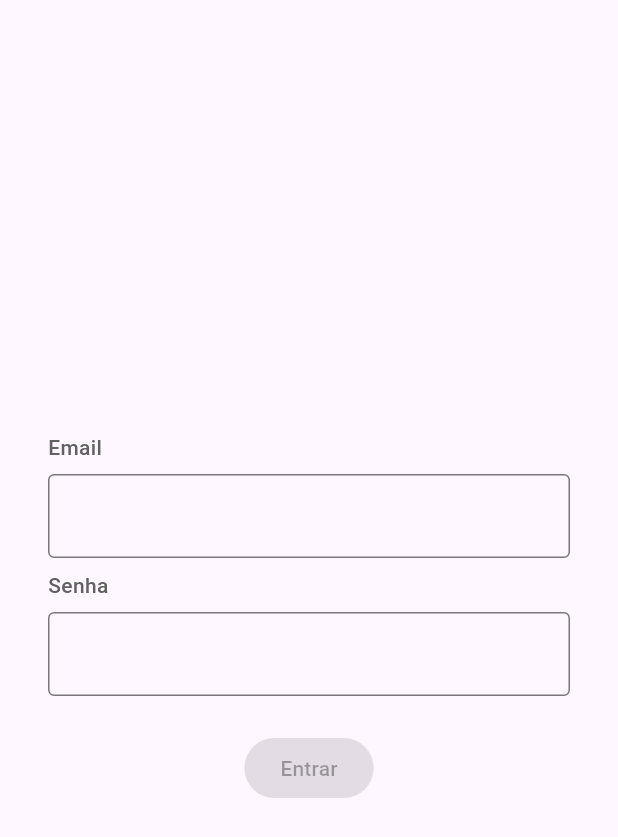
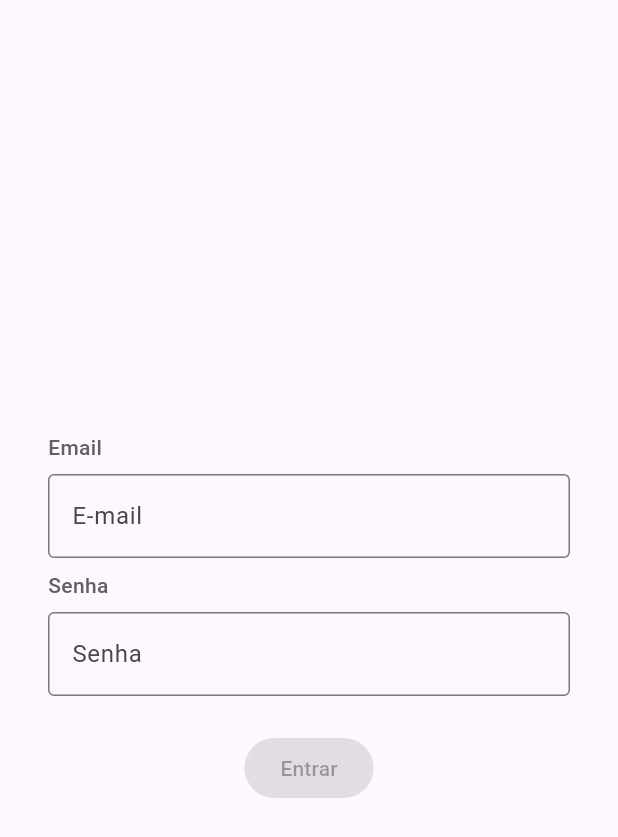
Before and after one commit to AmandaFonseca/flutter_grid_info, a Flutter app: the screen it shows after launch, on a phone screen of 412 x 824 dp. Shown: the top 837 px of the screen. Run offline on Flutter 3.47's test engine with Material 3 defaults, Android fonts, the phone set to English and light mode, and no system bars; our stand-ins replace dartz, equatable, flutter_dotenv, flutter_mobx, get_it, mobx and 1 more; generated files the repository leaves out were written again.

```diff
--- a/lib/features/features_login/presentation/_stores/login_store.dart
+++ b/lib/features/features_login/presentation/_stores/login_store.dart
@@ -29,6 +29,30 @@ abstract class _LoginStoreBase with Store {
     return usuarioProxy.isEmailValido && usuarioProxy.isSenhaValida;
   }
 
+  @computed
+  String? get erroEmail {
+    if (email.isEmpty) return null;
+
+    final usuarioProxy = Usuario(emailUsuario: email, senhaLogin: senha);
+    if (!usuarioProxy.isEmailValido) {
+      return "Formato de e-mail inválido";
+    }
+
+    return null;
+  }
+
+  @computed
+  String? get erroSenha {
+    if (senha.isEmpty) return null;
+
+    final usuarioProxy = Usuario(emailUsuario: email, senhaLogin: senha);
+    if (!usuarioProxy.isSenhaValida) {
+      return "A senha deve ter pelo menos 6 caracteres";
+    }
+
+    return null;
+  }
+
   @action
   void setEmail(String valor) => email = valor;
 
--- a/lib/features/features_login/presentation/pages/login_screen.dart
+++ b/lib/features/features_login/presentation/pages/login_screen.dart
@@ -1,5 +1,6 @@
 import 'package:flutter/material.dart';
 import 'package:flutter_grid_info/features/features_login/presentation/_stores/login_store.dart';
+import 'package:flutter_grid_info/features/features_login/presentation/widgets/login_screen_text_field.dart';
 import 'package:flutter_mobx/flutter_mobx.dart';
 import '../../../../core/injections/container_injection.dart';
 
@@ -32,9 +33,11 @@ class _LoginScreenState extends State<LoginScreen> {
                   ),
                 ),
                 const SizedBox(height: 8),
-                TextField(
+                CustomTextField(
+                  label: "E-mail",
                   onChanged: store.setEmail,
-                  decoration: InputDecoration(border: OutlineInputBorder()),
+                  errorText: () => store.erroEmail,
+                  keyboardType: TextInputType.emailAddress,
                 ),
               ],
             ),
@@ -51,10 +54,11 @@ class _LoginScreenState extends State<LoginScreen> {
                   ),
                 ),
                 const SizedBox(height: 8),
-                TextField(
+                CustomTextField(
+                  label: "Senha",
+                  onChanged: store.setSenha,
+                  errorText: () => store.erroSenha,
                   obscureText: true,
-                  onChanged: store.setSenha,
-                  decoration: InputDecoration(border: OutlineInputBorder()),
                 ),
                 const SizedBox(height: 24),
               ],
--- /dev/null
+++ b/lib/features/features_login/presentation/widgets/login_screen_text_field.dart
@@ -0,0 +1,35 @@
+import 'package:flutter/material.dart';
+import 'package:flutter_mobx/flutter_mobx.dart';
+
+class CustomTextField extends StatelessWidget {
+  final String label;
+  final void Function(String)? onChanged;
+  final String? Function()? errorText;
+  final bool obscureText;
+  final TextInputType? keyboardType;
+
+  const CustomTextField({
+    super.key,
+    required this.label,
+    this.onChanged,
+    this.errorText,
+    this.obscureText = false,
+    this.keyboardType,
+  });
+
+  @override
+  Widget build(BuildContext context) {
+    return Observer(
+      builder: (_) => TextField(
+        onChanged: onChanged,
+        obscureText: obscureText,
+        keyboardType: keyboardType,
+        decoration: InputDecoration(
+          labelText: label,
+          border: const OutlineInputBorder(),
+          errorText: errorText?.call(),
+        ),
+      ),
+    );
+  }
+}
```
